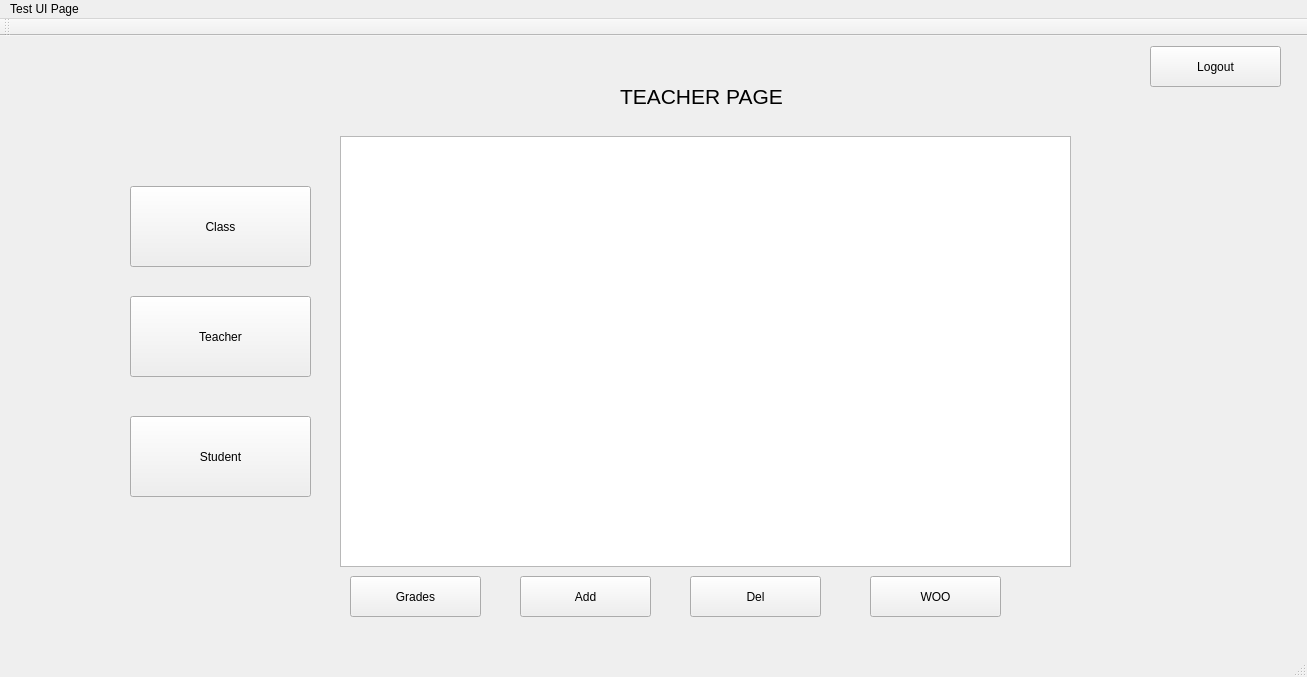
Before: the Qt Designer form mywindow.ui in shampun/Student-UI-Database, drawn with Qt 5.
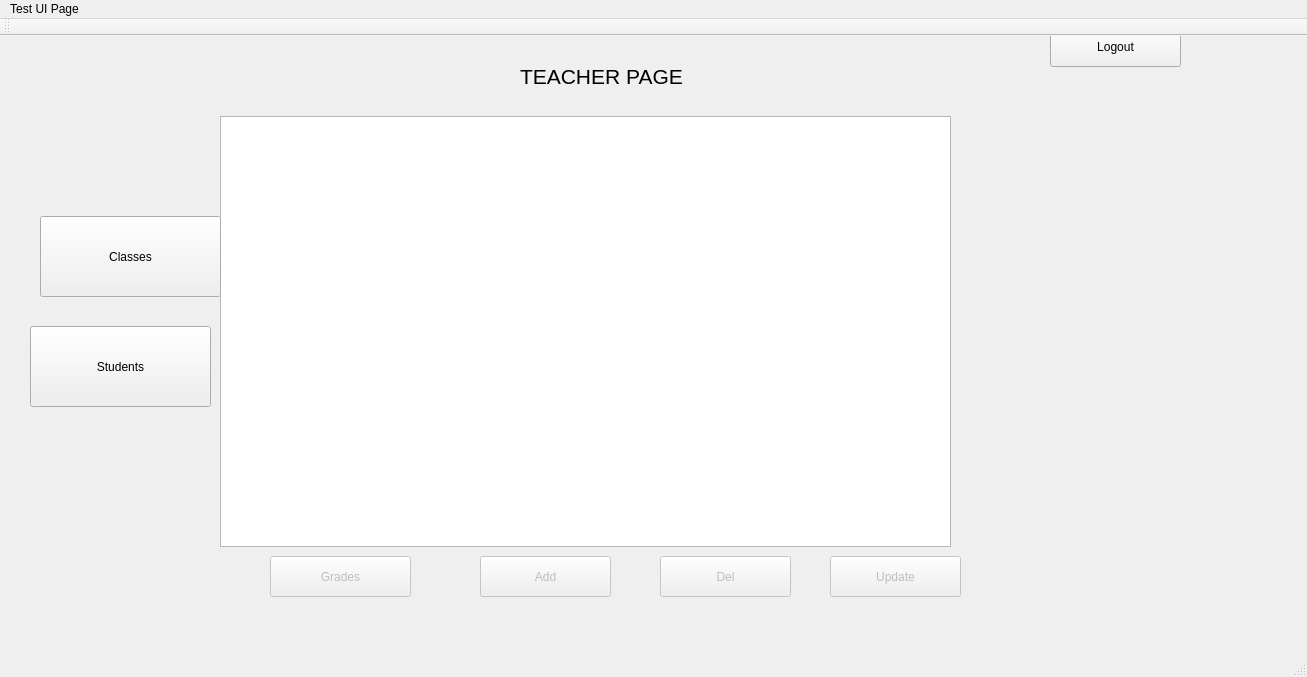
After: the same form once the commit is applied.

What changed in the file:
```diff
--- a/mywindow.ui
+++ b/mywindow.ui
@@ -17,8 +17,8 @@
    <widget class="QStackedWidget" name="stackedWidget">
     <property name="geometry">
      <rect>
-      <x>20</x>
-      <y>-10</y>
+      <x>-80</x>
+      <y>-30</y>
       <width>1301</width>
       <height>631</height>
      </rect>
@@ -259,42 +259,44 @@
     </widget>
     <widget class="QWidget" name="page_3">
      <widget class="QPushButton" name="grades_button_2">
+      <property name="enabled">
+       <bool>false</bool>
+      </property>
       <property name="geometry">
        <rect>
-        <x>330</x>
+        <x>350</x>
         <y>550</y>
-        <width>131</width>
+        <width>141</width>
         <height>41</height>
        </rect>
       </property>
       <property name="text">
        <string>Grades</string>
       </property>
-     </widget>
-     <widget class="QPushButton" name="teachers_button_2">
-      <property name="geometry">
-       <rect>
-        <x>110</x>
-        <y>270</y>
-        <width>181</width>
-        <height>81</height>
-       </rect>
-      </property>
-      <property name="text">
-       <string>Teacher</string>
+      <property name="checkable">
+       <bool>true</bool>
       </property>
      </widget>
      <widget class="QPushButton" name="studen_button_2">
       <property name="geometry">
        <rect>
         <x>110</x>
-        <y>390</y>
+        <y>320</y>
         <width>181</width>
         <height>81</height>
        </rect>
       </property>
+      <property name="autoFillBackground">
+       <bool>true</bool>
+      </property>
       <property name="text">
-       <string>Student</string>
+       <string>Students</string>
+      </property>
+      <property name="checkable">
+       <bool>true</bool>
+      </property>
+      <property name="checked">
+       <bool>false</bool>
       </property>
      </widget>
      <widget class="QPushButton" name="logout_button_2">
@@ -313,7 +315,7 @@
      <widget class="QListWidget" name="listWidget_2">
       <property name="geometry">
        <rect>
-        <x>320</x>
+        <x>300</x>
         <y>110</y>
         <width>731</width>
         <height>431</height>
@@ -323,20 +325,29 @@
      <widget class="QPushButton" name="class_button_2">
       <property name="geometry">
        <rect>
-        <x>110</x>
-        <y>160</y>
+        <x>120</x>
+        <y>210</y>
         <width>181</width>
         <height>81</height>
        </rect>
       </property>
       <property name="text">
-       <string>Class</string>
+       <string>Classes</string>
+      </property>
+      <property name="checkable">
+       <bool>true</bool>
+      </property>
+      <property name="checked">
+       <bool>false</bool>
       </property>
      </widget>
-     <widget class="QPushButton" name="pushButton_13">
+     <widget class="QPushButton" name="Del">
+      <property name="enabled">
+       <bool>false</bool>
+      </property>
       <property name="geometry">
        <rect>
-        <x>670</x>
+        <x>740</x>
         <y>550</y>
         <width>131</width>
         <height>41</height>
@@ -364,23 +375,29 @@
        <string>TEACHER PAGE</string>
       </property>
      </widget>
-     <widget class="QPushButton" name="pushButton_14">
+     <widget class="QPushButton" name="Update">
+      <property name="enabled">
+       <bool>false</bool>
+      </property>
       <property name="geometry">
        <rect>
-        <x>850</x>
+        <x>910</x>
         <y>550</y>
         <width>131</width>
         <height>41</height>
        </rect>
       </property>
       <property name="text">
-       <string>WOO</string>
+       <string>Update</string>
       </property>
      </widget>
-     <widget class="QPushButton" name="pushButton_15">
+     <widget class="QPushButton" name="Add_button">
+      <property name="enabled">
+       <bool>false</bool>
+      </property>
       <property name="geometry">
        <rect>
-        <x>500</x>
+        <x>560</x>
         <y>550</y>
         <width>131</width>
         <height>41</height>
```
Left out of the diff: 19 changed lines with no effect on the pictures.
